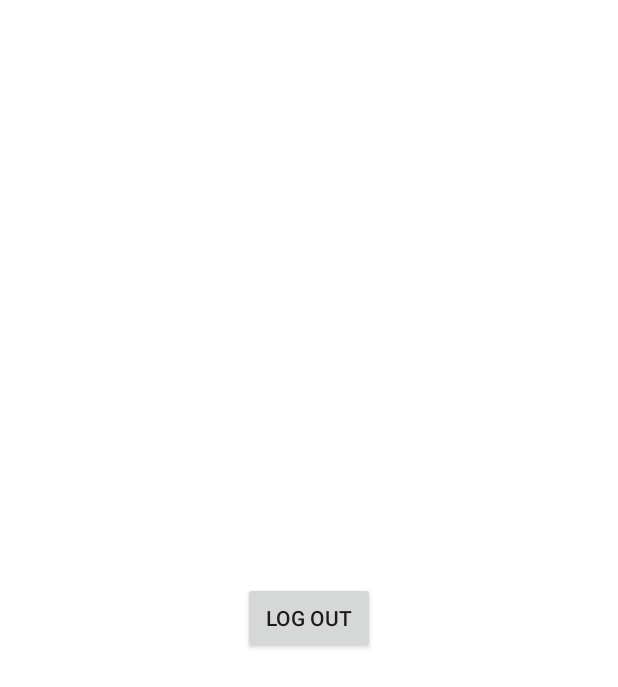
After one commit to UnaiGit/Delivery, an Android app: the ClientHomeActivity screen opened directly, with no data from a screen before it, on a phone screen of 412 x 824 dp. The commit adds this screen. Shown: the top 687 px of the screen. Run offline under Robolectric (Android 15) with nearby library versions, the phone set to English and light mode, and no system bars.

Commit message:
Login viewmodel and Client screen

```diff
--- /dev/null
+++ b/app/src/main/java/com/example/delivery/activities/client/home/ClientHomeActivity.kt
@@ -0,0 +1,43 @@
+package com.example.delivery.activities.client.home
+
+import android.content.Intent
+import androidx.appcompat.app.AppCompatActivity
+import android.os.Bundle
+import android.util.Log
+import com.example.delivery.activities.screen.LoginActivity
+import com.example.delivery.databinding.ActivityClientHomeBinding
+import com.example.delivery.databinding.ActivityLoginBinding
+import com.example.delivery.model.createUser.User
+import com.example.delivery.utils.SharedPref
+import com.google.gson.Gson
+import kotlin.math.log
+
+class ClientHomeActivity : AppCompatActivity() {
+    private lateinit var binding: ActivityClientHomeBinding
+    private val TAG = "ClientHomeActivity"
+    var sharedPref: SharedPref? = null
+
+    override fun onCreate(savedInstanceState: Bundle?) {
+        binding = ActivityClientHomeBinding.inflate(layoutInflater)
+        super.onCreate(savedInstanceState)
+        sharedPref = SharedPref(this)
+        setContentView(binding.root)
+        getUserFromPreference()
+
+        binding.btnLogOut.setOnClickListener{
+            logout()
+        }
+    }
+
+    private fun logout(){
+        sharedPref?.remove("user")
+        startActivity(Intent(this, LoginActivity::class.java))
+    }
+    private fun getUserFromPreference(){
+        val gson = Gson()
+        if (!sharedPref?.getData("user").isNullOrBlank()){
+            val user = gson.fromJson(sharedPref?.getData("user"), User::class.java)
+            Log.d(TAG, "User: ${user}")
+        }
+    }
+}
--- a/app/src/main/java/com/example/delivery/activities/screen/RegisterActivity.kt
+++ b/app/src/main/java/com/example/delivery/activities/screen/RegisterActivity.kt
@@ -10,13 +10,12 @@ import android.widget.EditText
 import android.widget.Toast
 import androidx.core.view.isVisible
 import androidx.lifecycle.ViewModelProvider
-import com.example.delivery.activities.viewmodel.RegisterViewModel
+import com.example.delivery.model.viewmodel.RegisterViewModel
 import com.example.delivery.databinding.ActivityRegisterBinding
 import com.example.delivery.model.effects.RegisterOpenLogin
 import com.example.delivery.model.effects.RegisterOpenTerms
 import com.example.delivery.model.states.*
 import com.example.delivery.popup.PopupWarningLayout
-import com.example.delivery.repository.Repository
 
 class RegisterActivity : AppCompatActivity() {
     private lateinit var binding: ActivityRegisterBinding
--- a/app/src/main/java/com/example/delivery/model/effects/LoginViewEffects.kt
+++ b/app/src/main/java/com/example/delivery/model/effects/LoginViewEffects.kt
@@ -2,3 +2,4 @@ package com.example.delivery.model.effects
 
 sealed class LoginViewEffects
 object LoginOpenRegister : LoginViewEffects()
+object LoginOpenClientHome : LoginViewEffects()
--- a/app/src/main/java/com/example/delivery/model/states/LoginViewStates.kt
+++ b/app/src/main/java/com/example/delivery/model/states/LoginViewStates.kt
@@ -1,8 +1,10 @@
 package com.example.delivery.model.states
+
+import com.example.delivery.model.createUser.ResponseHttp
 
 sealed class LoginViewStates
 data class LoginError(val error: String) : LoginViewStates()
-data class LoginSuccess(val loginUserResponse: String?) : LoginViewStates()
+data class LoginSuccess(val loginUserResponse: ResponseHttp?) : LoginViewStates()
 data class LoginFormat(val format: String) : LoginViewStates()
 object LoginEnabled: LoginViewStates()
 object LoginDisabled: LoginViewStates()
--- a/app/src/main/java/com/example/delivery/activities/viewmodel/RegisterViewModel.kt
+++ b/app/src/main/java/com/example/delivery/model/viewmodel/RegisterViewModel.kt
@@ -1,4 +1,4 @@
-package com.example.delivery.activities.viewmodel
+package com.example.delivery.model.viewmodel
 
 import android.content.ContentValues.TAG
 import android.util.Log
@@ -97,9 +97,8 @@ class RegisterViewModel() : ViewModel() {
             }
 
             override fun onFailure(call: Call<ResponseHttp>, t: Throwable) {
-                _viewState.value = RegisterError(t.message.toString())
+                _viewState.value = RegisterError("There was an issue on the server")
                 Log.d(TAG, "Error happened ${t.message}")
-                //Toast.makeText(this@RegisterViewModel, "Error", Toast.LENGTH_SHORT).show()
             }
 
         })
--- a/app/src/main/java/com/example/delivery/routes/UsersRoutes.kt
+++ b/app/src/main/java/com/example/delivery/routes/UsersRoutes.kt
@@ -5,6 +5,7 @@ import com.example.delivery.model.createUser.ResponseHttp
 import retrofit2.Call
 import retrofit2.http.Body
 import retrofit2.http.Field
+import retrofit2.http.FormUrlEncoded
 import retrofit2.http.POST
 
 interface UsersRoutes {
@@ -12,6 +13,7 @@ interface UsersRoutes {
     @POST("users/create")
     fun register(@Body user: User): Call<ResponseHttp>
 
+    @FormUrlEncoded
     @POST("users/login")
     fun login(@Field("email") email:String, @Field("password") password: String): Call<ResponseHttp>
 }
--- /dev/null
+++ b/app/src/main/java/com/example/delivery/utils/SharedPref.kt
@@ -0,0 +1,36 @@
+package com.example.delivery.utils
+
+import android.app.Activity
+import android.content.Context
+import android.content.SharedPreferences
+import android.util.Log
+import com.google.gson.Gson
+
+class SharedPref(activity: Activity) {
+    private var prefs: SharedPreferences? = null
+    init {
+        prefs = activity.getSharedPreferences("com.example.delivery", Context.MODE_PRIVATE)
+    }
+
+    fun save(key: String, objeto: Any){
+        try {
+            val gson = Gson()
+            val json = gson.toJson(objeto)
+            with(prefs?.edit()){
+                this?.putString(key,json)
+                this?.commit()
+            }
+        }catch (e: Exception){
+            Log.d("ERROR", "Err: ${e.message}")
+        }
+    }
+
+    fun getData(key: String): String? {
+        val data = prefs?.getString(key,"")
+        return data
+    }
+
+    fun remove(key: String){
+        prefs?.edit()?.remove(key)?.apply()
+    }
+}
--- /dev/null
+++ b/app/src/main/res/layout/activity_client_home.xml
@@ -0,0 +1,17 @@
+<?xml version="1.0" encoding="utf-8"?>
+<androidx.constraintlayout.widget.ConstraintLayout xmlns:android="http://schemas.android.com/apk/res/android"
+    xmlns:app="http://schemas.android.com/apk/res-auto"
+    xmlns:tools="http://schemas.android.com/tools"
+    android:layout_width="match_parent"
+    android:layout_height="match_parent"
+    tools:context=".activities.client.home.ClientHomeActivity">
+<Button
+    android:id="@+id/btnLogOut"
+    android:layout_width="wrap_content"
+    android:layout_height="wrap_content"
+    android:text="@string/log_out"
+    app:layout_constraintTop_toTopOf="parent"
+    app:layout_constraintBottom_toBottomOf="parent"
+    app:layout_constraintStart_toStartOf="parent"
+    app:layout_constraintEnd_toEndOf="parent"/>
+</androidx.constraintlayout.widget.ConstraintLayout>
--- a/app/src/main/res/layout/activity_register.xml
+++ b/app/src/main/res/layout/activity_register.xml
@@ -17,8 +17,6 @@
         app:layout_constraintLeft_toLeftOf="parent"
         app:layout_constraintTop_toTopOf="parent" />
 
-
-
     <TextView
         android:id="@+id/tvDesc"
         android:layout_width="wrap_content"
@@ -30,6 +28,7 @@
         android:textSize="10sp"/>
 
     <EditText
+
         android:text="dewwdw"
         android:id="@+id/etName"
         app:layout_constraintStart_toStartOf="@id/tvDesc"
--- a/app/src/main/res/values/strings.xml
+++ b/app/src/main/res/values/strings.xml
@@ -16,4 +16,5 @@
     <string name="error">ERROR</string>
     <string name="popup_image">Popup image</string>
     <string name="close_button">Close button</string>
+    <string name="log_out">Log Out</string>
 </resources>
```
Also changed, not shown: app/src/main/AndroidManifest.xml (+5 -2 lines), app/src/main/java/com/example/delivery/activities/modelfactory/RegisterViewModelFactory.kt (deleted, +0 -14 lines), app/src/main/java/com/example/delivery/activities/screen/LoginActivity.kt (+36 -7 lines), app/src/main/java/com/example/delivery/model/modelfactory/RegisterViewModelFactory.kt (added, +10 -0 lines), app/src/main/java/com/example/delivery/model/viewmodel/LoginViewModel.kt (renamed from app/src/main/java/com/example/delivery/activities/viewmodel/LoginViewModel.kt, +25 -4 lines).
